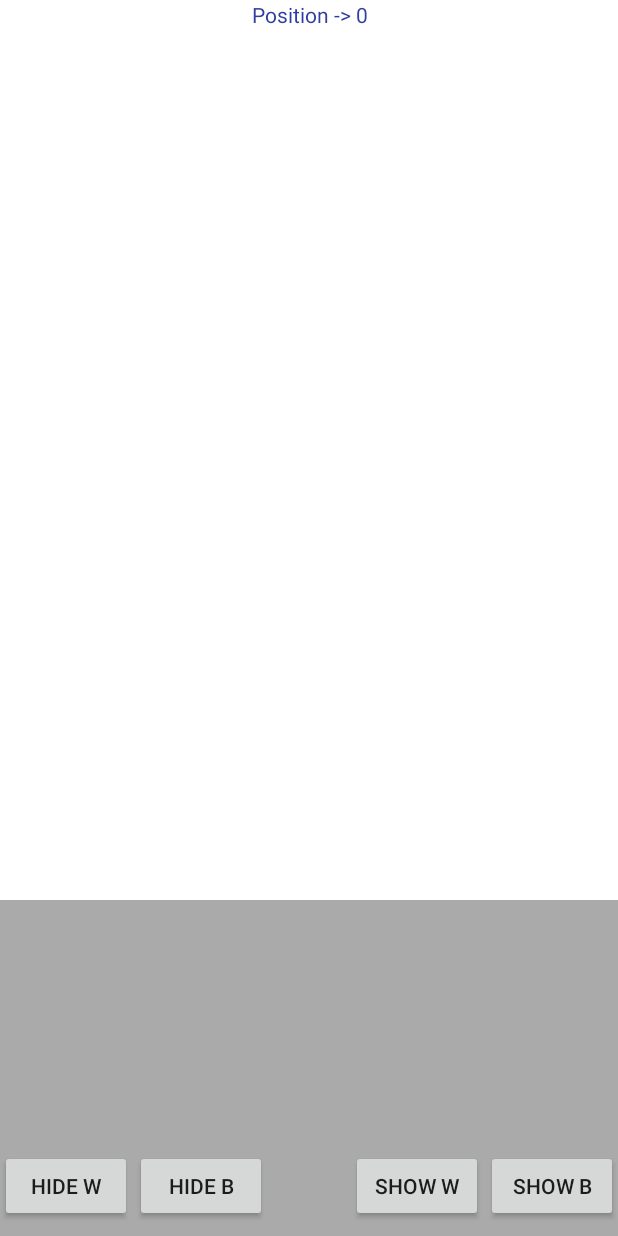
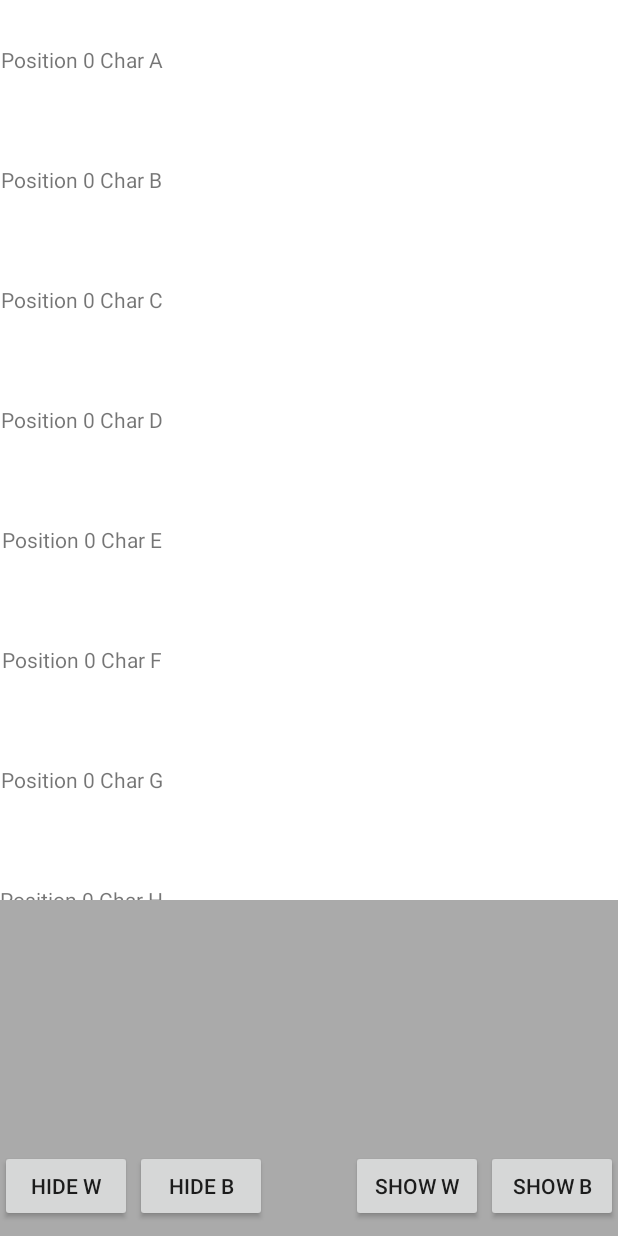
Before and after one commit to looa/DemoAboutLayout, an Android app: the screen it shows after launch (MainActivity), on a phone screen of 412 x 824 dp. Run offline under Robolectric (Android 15) with nearby library versions, the phone set to English and light mode, and no system bars.

Commit message:
fix bug and support recyclerView webView scrollView etc

```diff
--- a/app/build.gradle
+++ b/app/build.gradle
@@ -25,5 +25,6 @@ dependencies {
         exclude group: 'com.android.support', module: 'support-annotations'
     })
     compile 'com.android.support:appcompat-v7:25.1.0'
+    compile 'com.android.support:recyclerview-v7:25.1.0'
     testCompile 'junit:junit:4.12'
 }
--- /dev/null
+++ b/app/src/main/java/org/looa/demoaboutlayout/MyRecyclerAdapter.java
@@ -0,0 +1,53 @@
+package org.looa.demoaboutlayout;
+
+import android.content.Context;
+import android.support.v7.widget.RecyclerView;
+import android.view.LayoutInflater;
+import android.view.View;
+import android.view.ViewGroup;
+import android.widget.TextView;
+
+import java.util.List;
+
+/**
+ * adapter
+ * Created by ranxiangwei on 2017/2/23.
+ */
+
+public class MyRecyclerAdapter extends RecyclerView.Adapter<RecyclerView.ViewHolder> {
+
+    private List<String> data;
+    private Context context;
+
+    public MyRecyclerAdapter(Context context, List<String> data) {
+        this.context = context;
+        this.data = data;
+    }
+
+    @Override
+    public RecyclerView.ViewHolder onCreateViewHolder(ViewGroup parent, int viewType) {
+        View view = LayoutInflater.from(context).inflate(R.layout.item_home, parent, false);
+        return new MyViewHolder(view);
+    }
+
+    @Override
+    public void onBindViewHolder(RecyclerView.ViewHolder holder, int position) {
+        if (holder instanceof MyViewHolder) {
+            ((MyViewHolder) holder).tv.setText(data.get(position));
+        }
+    }
+
+    @Override
+    public int getItemCount() {
+        return data.size();
+    }
+
+    private class MyViewHolder extends RecyclerView.ViewHolder {
+        TextView tv;
+
+        MyViewHolder(View view) {
+            super(view);
+            tv = (TextView) view.findViewById(R.id.id_num);
+        }
+    }
+}
--- a/app/src/main/java/org/looa/demoaboutlayout/SpringView.java
+++ b/app/src/main/java/org/looa/demoaboutlayout/SpringView.java
@@ -988,6 +988,12 @@ public class SpringView extends ViewGroup {
         }
     }
 
+    @Override
+    public void addView(View child) {
+        super.addView(child);
+        onFinishInflate();
+    }
+
     public void setMoveTime(int time) {
         this.MOVE_TIME = time;
     }
--- a/app/src/main/java/org/looa/demoaboutlayout/StickyPageBaseAdapter.java
+++ b/app/src/main/java/org/looa/demoaboutlayout/StickyPageBaseAdapter.java
@@ -19,10 +19,10 @@ public abstract class StickyPageBaseAdapter<T> {
      * 当翻页的时候，会调用改方法
      *
      * @param viewHolder
-     * @param parent
      * @param position
+     * @param isNext
      */
-    public abstract void onChangePosition(StickyPageView.ViewHolder viewHolder, ViewGroup parent, int position);
+    public abstract void onChangePosition(StickyPageView.ViewHolder viewHolder, int position, boolean isNext);
 
     protected int getCount() {
         return 0;
--- a/app/src/main/java/org/looa/demoaboutlayout/StickyPageView.java
+++ b/app/src/main/java/org/looa/demoaboutlayout/StickyPageView.java
@@ -3,14 +3,17 @@ package org.looa.demoaboutlayout;
 import android.animation.Animator;
 import android.animation.ObjectAnimator;
 import android.content.Context;
-import android.graphics.Color;
 import android.support.annotation.Px;
+import android.support.v7.widget.RecyclerView;
 import android.util.AttributeSet;
+import android.util.Log;
 import android.view.LayoutInflater;
 import android.view.View;
 import android.view.animation.DecelerateInterpolator;
 import android.view.animation.Interpolator;
+import android.webkit.WebView;
 import android.widget.LinearLayout;
+import android.widget.ListView;
 import android.widget.ScrollView;
 
 
@@ -37,7 +40,11 @@ public class StickyPageView extends LinearLayout implements SpringView.OnRefresh
     private View pageFree;//游离态页面（游离态页面在装填结束前都是游离态）
     private View pageFill;//已装填页面（已装填页面的marginTop一直处于0的状态）
 
+    private ViewHolder holderA;
+    private ViewHolder holderB;
+
     private int height;//myView 的高度
+    private int width;
     private boolean isFinishAnim = true;
 
     private StickyPageBaseAdapter adapter;
@@ -100,7 +107,7 @@ public class StickyPageView extends LinearLayout implements SpringView.OnRefresh
         if (!isFinishAnim) return;
         this.position = position;
         if (adapter != null) {
-            adapter.onChangePosition((ViewHolder) getPageFill().getTag(), this, position);
+            adapter.onChangePosition((ViewHolder) getPageFill().getTag(), position, true);
         }
     }
 
@@ -112,20 +119,31 @@ public class StickyPageView extends LinearLayout implements SpringView.OnRefresh
     public void setAdapter(StickyPageBaseAdapter adapter) {
         if (adapter == null) return;
         this.adapter = adapter;
+        holderA = adapter.onCreateView(this);
+        holderB = adapter.onCreateView(this);
+        if (holderA.itemView instanceof RecyclerView ||
+                holderA.itemView instanceof WebView ||
+                holderA.itemView instanceof ScrollView ||
+                holderA.itemView instanceof ListView) {
+            springViewA.removeAllViews();
+            springViewB.removeAllViews();
+            springViewA.addView(holderA.itemView);
+            springViewB.addView(holderB.itemView);
+        } else {
             ((ScrollView) springViewA.getChildAt(0)).removeAllViews();
             ((ScrollView) springViewB.getChildAt(0)).removeAllViews();
-        ViewHolder holderA = adapter.onCreateView(this);
-        ViewHolder holderB = adapter.onCreateView(this);
             ((ScrollView) springViewA.getChildAt(0)).setFillViewport(true);
             ((ScrollView) springViewB.getChildAt(0)).setFillViewport(true);
             ((ScrollView) springViewA.getChildAt(0)).addView(holderA.itemView);
             ((ScrollView) springViewB.getChildAt(0)).addView(holderB.itemView);
+            Log.i(holderA.itemView.getClass().getName(), "((ScrollView) springViewA.getChildAt(0)).removeAllViews();");
+        }
         pageA.setTag(holderA);
         pageB.setTag(holderB);
         this.size = adapter.getCount();
         this.position = 0;
         if (size > 0) {
-            adapter.onChangePosition((ViewHolder) getPageFill().getTag(), this, 0);
+            adapter.onChangePosition((ViewHolder) getPageFill().getTag(), 0, true);
         }
 
         springViewA.setHeader(headerA);
@@ -192,17 +210,22 @@ public class StickyPageView extends LinearLayout implements SpringView.OnRefresh
 
     @Override
     public void onReached(Object o) {
+        boolean isNext = true;
         if (o == headerA) {
             moveUp();
+            isNext = false;
         } else if (o == footerA) {
             moveDown();
+            isNext = true;
         } else if (o == headerB) {
             moveUp();
+            isNext = false;
         } else if (o == footerB) {
             moveDown();
+            isNext = true;
         }
         if (adapter != null) {
-            adapter.onChangePosition((ViewHolder) getPageFree().getTag(), this, position);
+            adapter.onChangePosition((ViewHolder) getPageFree().getTag(), position, isNext);
         }
         if (o instanceof SpringView) {
             ((SpringView) o).onFinishFreshAndLoad();
@@ -273,8 +296,13 @@ public class StickyPageView extends LinearLayout implements SpringView.OnRefresh
     protected void onMeasure(int widthMeasureSpec, int heightMeasureSpec) {
         super.onMeasure(widthMeasureSpec, heightMeasureSpec);
         if ((height = getHeight()) != 0) {
+            width = getWidth();
             pageA.getLayoutParams().height = height;
             pageB.getLayoutParams().height = height;
+            if (holderA != null) {
+                holderA.itemView.getLayoutParams().width = width;
+                holderB.itemView.getLayoutParams().width = width;
+            }
         }
     }
 
@@ -316,7 +344,6 @@ public class StickyPageView extends LinearLayout implements SpringView.OnRefresh
         requestLayout();
         setPageFill(pageFree);
         setPageFree(pageFill);
-        getPageFill().setBackgroundColor(Color.WHITE);
     }
 
     /**
--- a/app/src/main/java/org/looa/demoaboutlayout/TestAdapter.java
+++ b/app/src/main/java/org/looa/demoaboutlayout/TestAdapter.java
@@ -1,10 +1,14 @@
 package org.looa.demoaboutlayout;
 
 import android.content.Context;
+import android.support.v7.widget.LinearLayoutManager;
+import android.support.v7.widget.RecyclerView;
 import android.view.LayoutInflater;
 import android.view.View;
 import android.view.ViewGroup;
-import android.widget.TextView;
+
+import java.util.ArrayList;
+import java.util.List;
 
 /**
  * ahh
@@ -22,14 +26,15 @@ public class TestAdapter extends StickyPageBaseAdapter {
     @Override
     public StickyPageView.ViewHolder onCreateView(ViewGroup parent) {
         LayoutInflater inflater = LayoutInflater.from(context);
-        View view = inflater.inflate(R.layout.fragment_content, null);
+        View view = inflater.inflate(R.layout.sticky_content_recycler, null);
         return new Holder(view);
     }
 
     @Override
-    public void onChangePosition(StickyPageView.ViewHolder viewHolder, ViewGroup parent, int position) {
+    public void onChangePosition(StickyPageView.ViewHolder viewHolder, int position, boolean isNext) {
         if (viewHolder instanceof Holder) {
-            ((Holder) viewHolder).getTextView().setText("Position -> " + position);
+            ((Holder) viewHolder).setData(position);
+            ((RecyclerView) viewHolder.itemView).scrollToPosition(isNext ? 0 : ((Holder) viewHolder).data.size() - 1);
         }
     }
 
@@ -40,15 +45,27 @@ public class TestAdapter extends StickyPageBaseAdapter {
 
     private class Holder extends StickyPageView.ViewHolder {
 
-        private TextView textView;
+        private RecyclerView.Adapter adapter;
+        private List<String> data;
 
         public Holder(View itemView) {
             super(itemView);
-            textView = (TextView) itemView.findViewById(R.id.tv_sample);
+            if (itemView instanceof RecyclerView) {
+                data = new ArrayList<>();
+                for (int i = 'A'; i < 'z'; i++) {
+                    data.add(" Char " + (char) i);
+                }
+                ((RecyclerView) itemView).setLayoutManager(new LinearLayoutManager(context));
+                ((RecyclerView) itemView).setAdapter(adapter = new MyRecyclerAdapter(context, data));
+            }
         }
 
-        public TextView getTextView() {
-            return textView;
+        public void setData(int position) {
+            data.clear();
+            for (int i = 'A'; i < 'z'; i++) {
+                data.add("Position " + position + " Char " + (char) i);
+            }
+            adapter.notifyDataSetChanged();
         }
     }
 }
--- /dev/null
+++ b/app/src/main/res/layout/item_home.xml
@@ -0,0 +1,12 @@
+<?xml version="1.0" encoding="utf-8"?>
+<FrameLayout xmlns:android="http://schemas.android.com/apk/res/android"
+    android:layout_width="match_parent"
+    android:layout_height="wrap_content">
+
+    <TextView
+        android:id="@+id/id_num"
+        android:layout_width="match_parent"
+        android:layout_height="80dp"
+        android:gravity="center"
+        android:text="1" />
+</FrameLayout>
--- /dev/null
+++ b/app/src/main/res/layout/sticky_content_recycler.xml
@@ -0,0 +1,6 @@
+<?xml version="1.0" encoding="utf-8"?>
+<android.support.v7.widget.RecyclerView xmlns:android="http://schemas.android.com/apk/res/android"
+    android:id="@+id/rv_sticky_content"
+    android:layout_width="match_parent"
+    android:layout_height="match_parent"
+    android:overScrollMode="never" />
```
Lines whose indentation alone changed are shown as unchanged.
